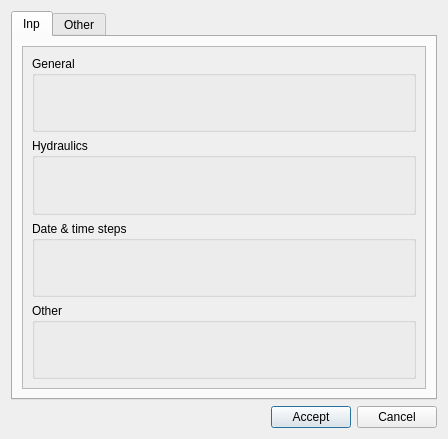
Before: the Qt Designer form core/ui/toolbars/epa/go2epa_options.ui in giswater/plugin, drawn with Qt 5.
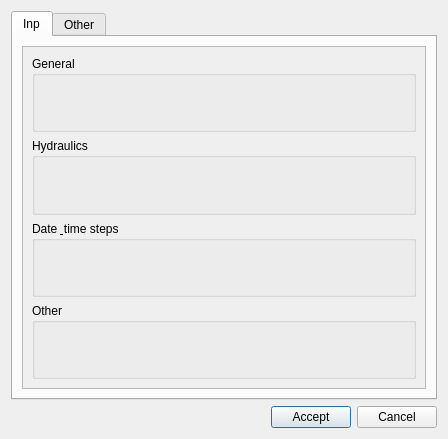
After: the same form once the commit is applied.

Commit message: fix(epa_options): fix title

The edit to the form file:
```diff
--- a/core/ui/toolbars/epa/go2epa_options.ui
+++ b/core/ui/toolbars/epa/go2epa_options.ui
@@ -80,7 +80,7 @@
              <item>
               <widget class="QGroupBox" name="grb_time_steps">
                <property name="title">
-                <string>Date &amp;&amp; time steps</string>
+                <string>Date &amp; time steps</string>
                </property>
                <layout class="QGridLayout" name="gridLayout_19">
                 <item row="0" column="1">
```
